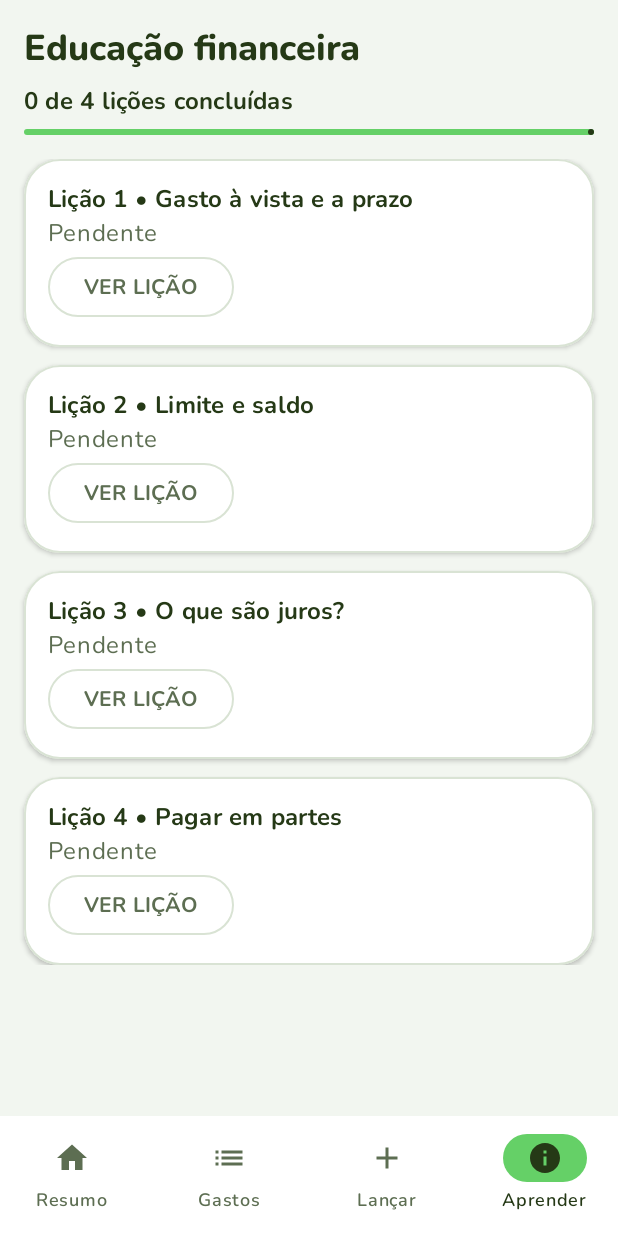
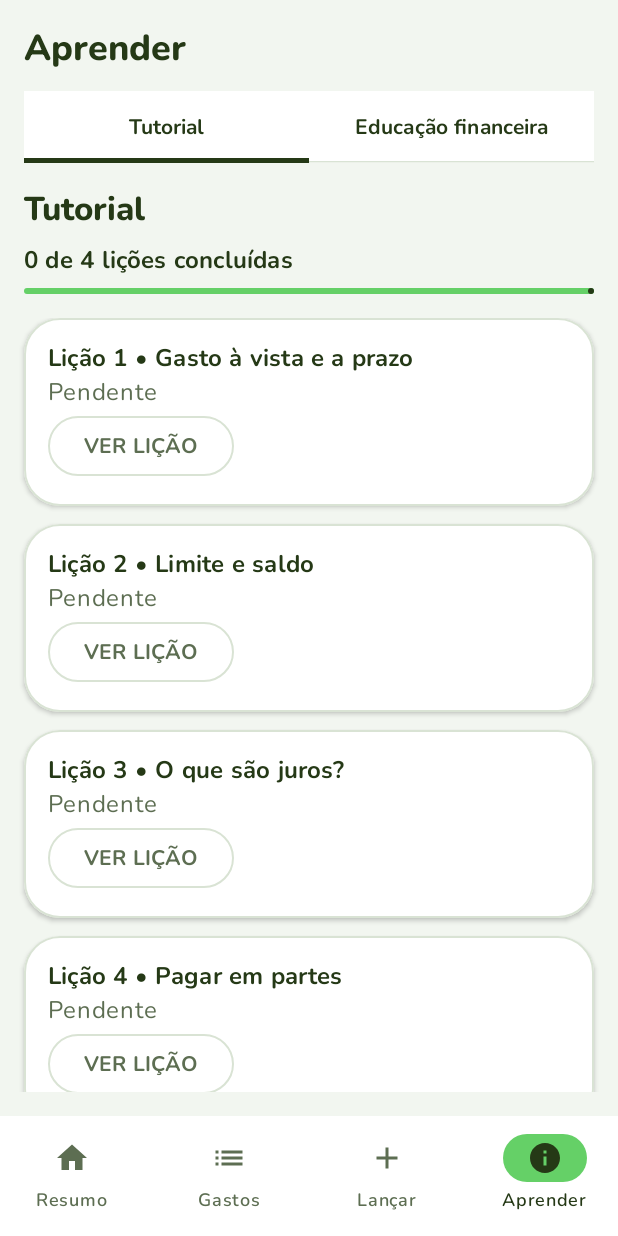
Before and after one commit to davieiradev/FinanceProject, an Android app built with Jetpack Compose: the screen it shows after launch (MainActivity), item 4 of the bottom bar chosen, on a phone screen of 412 x 824 dp. Run offline under Robolectric (Android 15) with nearby library versions, the phone set to English and light mode, and no system bars; our stand-ins replace Room's generated code; 2 statements that could not run were skipped.

Commit message:
feat: implementacao da tela de dicas financeiras e finalizacao da iteracao 5

```diff
--- a/app/src/main/java/br/edu/ifal/financeproject/MainActivity.kt
+++ b/app/src/main/java/br/edu/ifal/financeproject/MainActivity.kt
@@ -39,6 +39,7 @@ import androidx.work.WorkManager
 import br.edu.ifal.financeproject.dados.AppDataBase
 import br.edu.ifal.financeproject.dados.LimitePreferencias
 import br.edu.ifal.financeproject.dados.dao.GastoDao
+import br.edu.ifal.financeproject.dados.dao.DicaFinanceiraDao
 import br.edu.ifal.financeproject.dados.dao.ProgressoLicaoDao
 import br.edu.ifal.financeproject.dados.modelo.ProgressoLicao
 import br.edu.ifal.financeproject.financas.categoriasFrequentes
@@ -86,6 +87,7 @@ class MainActivity : ComponentActivity() {
         }
         val banco = AppDataBase.getDatabase(applicationContext)
         val gastoDao = banco.gastoDao()
+        val dicaFinanceiraDao = banco.dicaFinanceiraDao()
         val preferencias = LimitePreferencias(applicationContext)
         val progressoDao = AppDataBase.getDatabase(
             applicationContext
@@ -97,6 +99,7 @@ class MainActivity : ComponentActivity() {
                     gastoDao,
                     preferencias,
                     progressoDao = progressoDao,
+                    dicaFinanceiraDao = dicaFinanceiraDao,
                     notificacoesPermitidas = podeNotificar,
                     onSolicitarPermissaoDeNotificacao = {
                         if (Build.VERSION.SDK_INT >= Build.VERSION_CODES.TIRAMISU &&
@@ -120,7 +123,8 @@ fun FluxoFinanceApp(
     preferencias: LimitePreferencias,
     notificacoesPermitidas: Boolean,
     onSolicitarPermissaoDeNotificacao: () -> Unit,
-    progressoDao: ProgressoLicaoDao
+    progressoDao: ProgressoLicaoDao,
+    dicaFinanceiraDao: DicaFinanceiraDao
 ) {
     var limite by remember { mutableStateOf(preferencias.ler()) }
     var abaAtual by rememberSaveable { mutableStateOf(Aba.RESUMO) }
@@ -133,6 +137,8 @@ fun FluxoFinanceApp(
 
     val fluxoProgresso = remember(progressoDao) { progressoDao.observarProgresso() }
     val progresso by fluxoProgresso.collectAsState(initial = emptyList())
+    val fluxoDicas = remember(dicaFinanceiraDao) { dicaFinanceiraDao.observarTodas() }
+    val dicas by fluxoDicas.collectAsState(initial = emptyList())
 
     LaunchedEffect(registros, notificacoesPermitidas) {
         if (notificacoesPermitidas) verificarAlertas(context, registros)
@@ -200,6 +206,7 @@ fun FluxoFinanceApp(
 
             Aba.APRENDER -> TelaEducacaoFinanceira(
                 concluidas = progresso.filter { it.concluida }.map { it.licaoId }.toSet(),
+                dicas = dicas,
                 onConcluir = { id ->
                     scope.launch { progressoDao.marcarConcluida(ProgressoLicao(id)) }
                 },
--- a/app/src/main/java/br/edu/ifal/financeproject/dados/AppDataBase.kt
+++ b/app/src/main/java/br/edu/ifal/financeproject/dados/AppDataBase.kt
@@ -5,28 +5,46 @@ import androidx.room.Database
 import androidx.room.Room
 import androidx.room.RoomDatabase
 import br.edu.ifal.financeproject.dados.dao.GastoDao
+import br.edu.ifal.financeproject.dados.dao.DicaFinanceiraDao
 import br.edu.ifal.financeproject.dados.dao.ProgressoLicaoDao
+import br.edu.ifal.financeproject.dados.modelo.DicaFinanceira
 import br.edu.ifal.financeproject.dados.modelo.Gasto
 import br.edu.ifal.financeproject.dados.modelo.Parcela
 import br.edu.ifal.financeproject.dados.modelo.ProgressoLicao
 
-@Database(entities = [Gasto::class, Parcela::class, ProgressoLicao::class], version = 9, exportSchema = false)
+@Database(
+    entities = [Gasto::class, Parcela::class, ProgressoLicao::class, DicaFinanceira::class],
+    version = 10,
+    exportSchema = false
+)
 abstract class AppDataBase : RoomDatabase() {
     abstract fun gastoDao(): GastoDao
     abstract fun progressoLicaoDao(): ProgressoLicaoDao
+    abstract fun dicaFinanceiraDao(): DicaFinanceiraDao
 
     companion object {
         @Volatile private var instance: AppDataBase? = null
 
         fun getDatabase(context: Context): AppDataBase = instance ?: synchronized(this) {
             instance ?: Room.databaseBuilder(context.applicationContext, AppDataBase::class.java, "banco_despesas")
-                .addMigrations(object : androidx.room.migration.Migration(8, 9) {
-                    override fun migrate(db: androidx.sqlite.db.SupportSQLiteDatabase) {
-                        db.execSQL("ALTER TABLE gastos ADD COLUMN jurosCentavos INTEGER NOT NULL DEFAULT 0")
+                .addMigrations(
+                    object : androidx.room.migration.Migration(8, 9) {
+                        override fun migrate(db: androidx.sqlite.db.SupportSQLiteDatabase) {
+                            db.execSQL("ALTER TABLE gastos ADD COLUMN jurosCentavos INTEGER NOT NULL DEFAULT 0")
+                        }
+                    },
+                    object : androidx.room.migration.Migration(9, 10) {
+                        override fun migrate(db: androidx.sqlite.db.SupportSQLiteDatabase) {
+                            criarTabelaEInserirDicas(db)
+                        }
                     }
-                })
+                )
                 .fallbackToDestructiveMigration()
                 .addCallback(object : RoomDatabase.Callback() {
+                    override fun onCreate(db: androidx.sqlite.db.SupportSQLiteDatabase) {
+                        criarTabelaEInserirDicas(db)
+                    }
+
                     override fun onDestructiveMigration(db: androidx.sqlite.db.SupportSQLiteDatabase) {
                         // O Room 2.6 remove apenas tabelas conhecidas pelo novo modelo.
                         db.execSQL("DROP TABLE IF EXISTS tabela_pagamentos")
@@ -36,5 +54,36 @@ abstract class AppDataBase : RoomDatabase() {
                 })
                 .build().also { instance = it }
         }
+
+        private fun criarTabelaEInserirDicas(db: androidx.sqlite.db.SupportSQLiteDatabase) {
+            db.execSQL(
+                """
+                CREATE TABLE IF NOT EXISTS dicas_financeiras (
+                    id INTEGER NOT NULL,
+                    titulo TEXT NOT NULL,
+                    categoria TEXT NOT NULL,
+                    descricao TEXT NOT NULL,
+                    PRIMARY KEY(id)
+                )
+                """.trimIndent()
+            )
+            dicasIniciais.forEach { dica ->
+                db.execSQL(
+                    "INSERT OR IGNORE INTO dicas_financeiras (id, titulo, categoria, descricao) VALUES (?, ?, ?, ?)",
+                    arrayOf(dica.id, dica.titulo, dica.categoria, dica.descricao)
+                )
+            }
+        }
+
+        private val dicasIniciais = listOf(
+            DicaFinanceira(1, "Registre todos os gastos", "Organização", "Anote até os pequenos valores. Um café ou uma entrega parecem pouco isoladamente, mas a soma mostra para onde o dinheiro está indo e ajuda a ajustar o orçamento."),
+            DicaFinanceira(2, "Defina um limite realista", "Planejamento", "Use a média dos seus gastos e da sua renda para criar um limite possível de cumprir. Revise esse valor quando sua rotina ou seus custos mudarem."),
+            DicaFinanceira(3, "Separe uma reserva", "Reserva", "Guarde um valor recorrente, mesmo que pequeno, para imprevistos. Uma reserva evita recorrer a empréstimos ou ao cartão quando surge uma despesa urgente."),
+            DicaFinanceira(4, "Compare antes de comprar", "Consumo consciente", "Pesquise preços, condições de pagamento e necessidade da compra. Esperar um dia antes de finalizar uma compra por impulso pode ajudar na decisão."),
+            DicaFinanceira(5, "Pague antes do vencimento", "Dívidas", "Atrasos podem gerar multa e juros. Acompanhe as parcelas cadastradas no app e priorize as que vencem primeiro para reduzir custos extras."),
+            DicaFinanceira(6, "Revise assinaturas", "Organização", "Confira mensalmente serviços de streaming, aplicativos e planos. Cancele ou pause o que não está sendo usado para abrir espaço no orçamento."),
+            DicaFinanceira(7, "Evite parcelar sem planejamento", "Dívidas", "Antes de parcelar, verifique se as próximas prestações cabem no seu limite. Muitas parcelas pequenas podem comprometer os meses seguintes."),
+            DicaFinanceira(8, "Use metas pequenas", "Planejamento", "Transforme uma meta grande em etapas mensais. Acompanhar avanços menores torna mais fácil manter o hábito de economizar.")
+        )
     }
 }
--- /dev/null
+++ b/app/src/main/java/br/edu/ifal/financeproject/dados/dao/DicaFinanceiraDao.kt
@@ -0,0 +1,12 @@
+package br.edu.ifal.financeproject.dados.dao
+
+import androidx.room.Dao
+import androidx.room.Query
+import br.edu.ifal.financeproject.dados.modelo.DicaFinanceira
+import kotlinx.coroutines.flow.Flow
+
+@Dao
+interface DicaFinanceiraDao {
+    @Query("SELECT * FROM dicas_financeiras ORDER BY categoria ASC, titulo ASC")
+    fun observarTodas(): Flow<List<DicaFinanceira>>
+}
--- /dev/null
+++ b/app/src/main/java/br/edu/ifal/financeproject/dados/modelo/DicaFinanceira.kt
@@ -0,0 +1,12 @@
+package br.edu.ifal.financeproject.dados.modelo
+
+import androidx.room.Entity
+import androidx.room.PrimaryKey
+
+@Entity(tableName = "dicas_financeiras")
+data class DicaFinanceira(
+    @PrimaryKey val id: Int,
+    val titulo: String,
+    val categoria: String,
+    val descricao: String
+)
--- a/app/src/main/java/br/edu/ifal/financeproject/ui/telas/TelaEducacaoFinanceira.kt
+++ b/app/src/main/java/br/edu/ifal/financeproject/ui/telas/TelaEducacaoFinanceira.kt
@@ -7,15 +7,21 @@ import androidx.compose.foundation.layout.fillMaxSize
 import androidx.compose.foundation.layout.fillMaxWidth
 import androidx.compose.foundation.layout.height
 import androidx.compose.foundation.layout.padding
+import androidx.compose.foundation.layout.ColumnScope
 import androidx.compose.foundation.lazy.LazyColumn
+import androidx.compose.foundation.lazy.LazyRow
 import androidx.compose.foundation.lazy.items
 import androidx.compose.foundation.rememberScrollState
 import androidx.compose.foundation.verticalScroll
 import androidx.compose.material3.AlertDialog
 import androidx.compose.material3.Button
+import androidx.compose.material3.FilterChip
 import androidx.compose.material3.LinearProgressIndicator
 import androidx.compose.material3.MaterialTheme
 import androidx.compose.material3.OutlinedButton
+import androidx.compose.material3.OutlinedTextField
+import androidx.compose.material3.Tab
+import androidx.compose.material3.TabRow
 import androidx.compose.material3.Text
 import androidx.compose.runtime.Composable
 import androidx.compose.runtime.getValue
@@ -24,7 +30,10 @@ import androidx.compose.runtime.saveable.rememberSaveable
 import androidx.compose.runtime.setValue
 import androidx.compose.ui.Modifier
 import androidx.compose.ui.unit.dp
+import br.edu.ifal.financeproject.dados.modelo.DicaFinanceira
 import br.edu.ifal.financeproject.ui.theme.FluxoCard
+
+private enum class SecaoAprender { TUTORIAL, EDUCACAO_FINANCEIRA }
 
 private data class LicaoFinanceira(
     val id: Int,
@@ -77,44 +86,37 @@ private val licoesFinanceiras = listOf(
 @Composable
 fun TelaEducacaoFinanceira(
     concluidas: Set<Int>,
+    dicas: List<DicaFinanceira>,
     onConcluir: (Int) -> Unit,
     modifier: Modifier = Modifier
 ) {
+    var secaoAtual by rememberSaveable { mutableStateOf(SecaoAprender.TUTORIAL) }
     var licaoAberta by rememberSaveable { mutableStateOf<Int?>(null) }
-    val totalConcluido = licoesFinanceiras.count { it.id in concluidas }
 
     Column(modifier = modifier.fillMaxSize().padding(16.dp)) {
-        Text("Educação financeira", style = MaterialTheme.typography.headlineSmall)
-        Spacer(Modifier.height(8.dp))
-        Text(
-            "$totalConcluido de 4 lições concluídas",
-            style = MaterialTheme.typography.titleMedium
-        )
-        Spacer(Modifier.height(8.dp))
-        LinearProgressIndicator(
-            progress = { totalConcluido / 4f },
-            modifier = Modifier.fillMaxWidth()
-        )
+        Text("Aprender", style = MaterialTheme.typography.headlineSmall)
+        Spacer(Modifier.height(12.dp))
+        TabRow(selectedTabIndex = secaoAtual.ordinal) {
+            Tab(
+                selected = secaoAtual == SecaoAprender.TUTORIAL,
+                onClick = { secaoAtual = SecaoAprender.TUTORIAL },
+                text = { Text("Tutorial") }
+            )
+            Tab(
+                selected = secaoAtual == SecaoAprender.EDUCACAO_FINANCEIRA,
+                onClick = { secaoAtual = SecaoAprender.EDUCACAO_FINANCEIRA },
+                text = { Text("Educação financeira") }
+            )
+        }
         Spacer(Modifier.height(16.dp))
 
-        LazyColumn(verticalArrangement = Arrangement.spacedBy(12.dp)) {
-            items(licoesFinanceiras, key = { it.id }) { licao ->
-                val concluida = licao.id in concluidas
-                FluxoCard(modifier = Modifier.fillMaxWidth()) {
-                    Column(Modifier.padding(16.dp)) {
-                        Text(
-                            "Lição ${licao.id} • ${licao.titulo}",
-                            style = MaterialTheme.typography.titleMedium
-                        )
-                        Text(
-                            if (concluida) "Concluída" else "Pendente",
-                            color = if (concluida) MaterialTheme.colorScheme.primary
-                            else MaterialTheme.colorScheme.onSurfaceVariant
-                        )
-                        OutlinedButton(onClick = { licaoAberta = licao.id }) { Text("VER LIÇÃO") }
-                    }
-                }
-            }
+        when (secaoAtual) {
+            SecaoAprender.TUTORIAL -> TutorialDoApp(
+                concluidas = concluidas,
+                onAbrirLicao = { licaoAberta = it }
+            )
+
+            SecaoAprender.EDUCACAO_FINANCEIRA -> DicasDeEconomia(dicas)
         }
     }
 
@@ -123,7 +125,10 @@ fun TelaEducacaoFinanceira(
             onDismissRequest = { licaoAberta = null },
             title = { Text(licao.titulo) },
             text = {
-                Column(Modifier.verticalScroll(rememberScrollState()), verticalArrangement = Arrangement.spacedBy(8.dp)) {
+                Column(
+                    Modifier.verticalScroll(rememberScrollState()),
+                    verticalArrangement = Arrangement.spacedBy(8.dp)
+                ) {
                     Text(licao.conteudo)
                     Text("Onde tocar no app", style = MaterialTheme.typography.titleSmall)
                     Text(licao.orientacao)
@@ -143,3 +148,116 @@ fun TelaEducacaoFinanceira(
         )
     }
 }
+
+@Composable
+private fun ColumnScope.TutorialDoApp(
+    concluidas: Set<Int>,
+    onAbrirLicao: (Int) -> Unit
+) {
+    val totalConcluido = licoesFinanceiras.count { it.id in concluidas }
+
+    Text("Tutorial", style = MaterialTheme.typography.titleLarge)
+    Spacer(Modifier.height(8.dp))
+    Text(
+        "$totalConcluido de 4 lições concluídas",
+        style = MaterialTheme.typography.titleMedium
+    )
+    Spacer(Modifier.height(8.dp))
+    LinearProgressIndicator(
+        progress = { totalConcluido / 4f },
+        modifier = Modifier.fillMaxWidth()
+    )
+    Spacer(Modifier.height(16.dp))
+
+    LazyColumn(
+        modifier = Modifier.weight(1f),
+        verticalArrangement = Arrangement.spacedBy(12.dp)
+    ) {
+        items(licoesFinanceiras, key = { it.id }) { licao ->
+            val concluida = licao.id in concluidas
+            FluxoCard(modifier = Modifier.fillMaxWidth()) {
+                Column(Modifier.padding(16.dp)) {
+                    Text(
+                        "Lição ${licao.id} • ${licao.titulo}",
+                        style = MaterialTheme.typography.titleMedium
+                    )
+                    Text(
+                        if (concluida) "Concluída" else "Pendente",
+                        color = if (concluida) MaterialTheme.colorScheme.primary
+                        else MaterialTheme.colorScheme.onSurfaceVariant
+                    )
+                    OutlinedButton(onClick = { onAbrirLicao(licao.id) }) {
+                        Text("VER LIÇÃO")
+                    }
+                }
+            }
+        }
+    }
+}
+
+@Composable
+private fun ColumnScope.DicasDeEconomia(dicas: List<DicaFinanceira>) {
+    var textoBusca by rememberSaveable { mutableStateOf("") }
+    var categoriaSelecionada by rememberSaveable { mutableStateOf("Todas") }
+    val categorias = listOf("Todas") + dicas.map { it.categoria }.distinct().sorted()
+    val dicasFiltradas = dicas.filter { dica ->
+        val atendeCategoria = categoriaSelecionada == "Todas" || dica.categoria == categoriaSelecionada
+        val atendeBusca = textoBusca.isBlank() || listOf(dica.titulo, dica.descricao)
+            .any { texto -> texto.contains(textoBusca, ignoreCase = true) }
+        atendeCategoria && atendeBusca
+    }
+
+    Text("Educação financeira", style = MaterialTheme.typography.titleLarge)
+    Spacer(Modifier.height(4.dp))
+    Text(
+        "Dicas práticas para organizar suas finanças.",
+        color = MaterialTheme.colorScheme.onSurfaceVariant
+    )
+    Spacer(Modifier.height(12.dp))
+    OutlinedTextField(
+        value = textoBusca,
+        onValueChange = { textoBusca = it },
+        modifier = Modifier.fillMaxWidth(),
+        label = { Text("Buscar dicas") },
+        singleLine = true
+    )
+    Spacer(Modifier.height(12.dp))
+    LazyRow(horizontalArrangement = Arrangement.spacedBy(8.dp)) {
+        items(categorias, key = { it }) { categoria ->
+            FilterChip(
+                selected = categoria == categoriaSelecionada,
+                onClick = { categoriaSelecionada = categoria },
+                label = { Text(categoria) }
+            )
+        }
+    }
+    Spacer(Modifier.height(12.dp))
+
+    LazyColumn(
+        modifier = Modifier.weight(1f),
+        verticalArrangement = Arrangement.spacedBy(12.dp)
+    ) {
+        if (dicasFiltradas.isEmpty()) {
+            item {
+                Text(
+                    "Nenhuma dica encontrada.",
+                    color = MaterialTheme.colorScheme.onSurfaceVariant
+                )
+            }
+        } else {
+            items(dicasFiltradas, key = { it.id }) { dica ->
+                FluxoCard(modifier = Modifier.fillMaxWidth()) {
+                    Column(Modifier.padding(16.dp), verticalArrangement = Arrangement.spacedBy(6.dp)) {
+                        Text(dica.titulo, style = MaterialTheme.typography.titleMedium)
+                        Text(
+                            dica.categoria,
+                            style = MaterialTheme.typography.labelLarge,
+                            color = MaterialTheme.colorScheme.primary
+                        )
+                        Text(dica.descricao)
+                    }
+                }
+            }
+        }
+    }
+}
```
